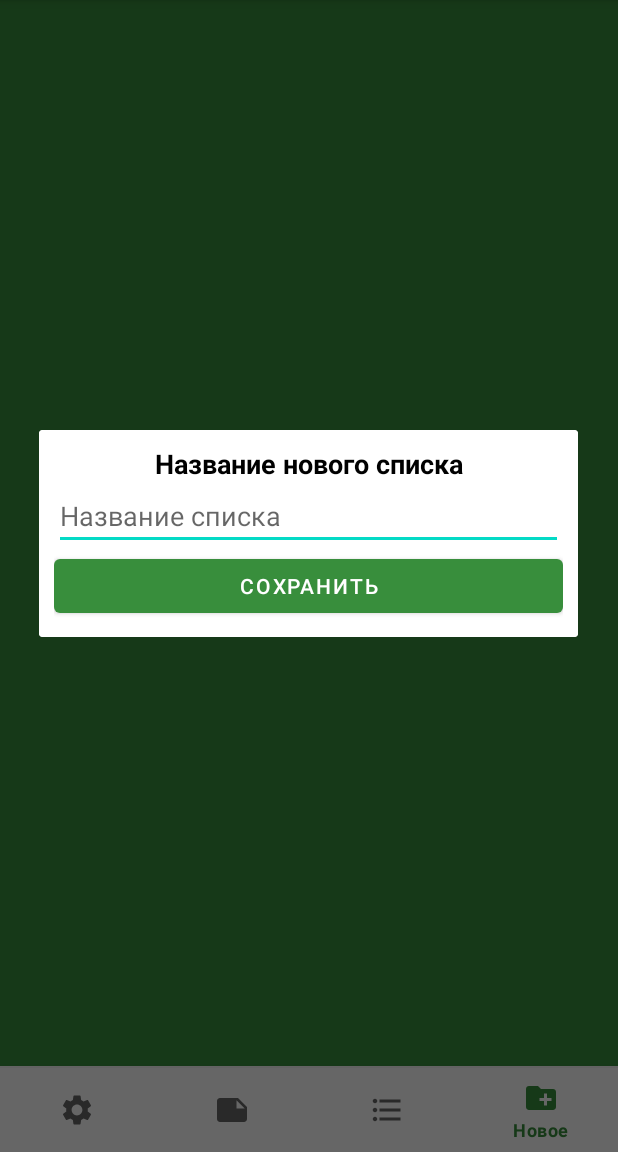
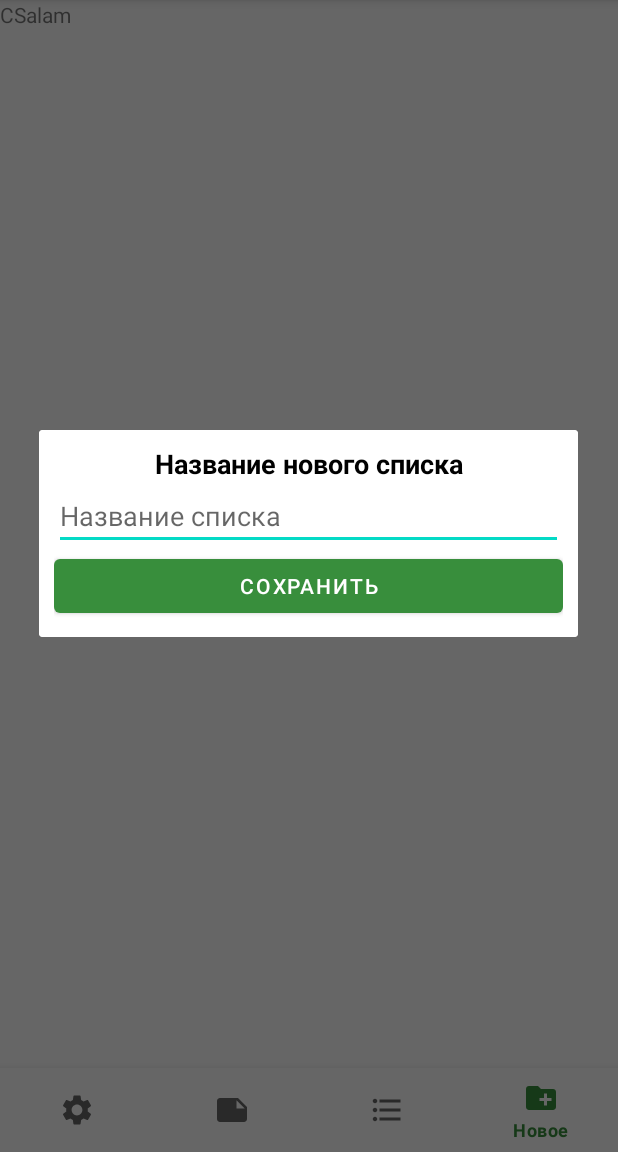
Before and after one commit to StanAtilovich/ShopingList, an Android app: the screen it shows after launch (MainActivity), item 4 of the bottom bar chosen, on a phone screen of 412 x 824 dp, the part 84-1236 px from its top. Run offline under Robolectric (Android 15) with nearby library versions, the phone set to English and light mode, and no system bars; our stand-ins replace Room's generated code.

Commit message:
создал новый фрагмент

```diff
--- a/app/src/main/java/ru/stan/shopinglist/activityes/MainActivity.kt
+++ b/app/src/main/java/ru/stan/shopinglist/activityes/MainActivity.kt
@@ -8,6 +8,7 @@ import ru.stan.shopinglist.databinding.ActivityMainBinding
 import ru.stan.shopinglist.dialogs.NewListDialog
 import ru.stan.shopinglist.fragments.FragmentManager
 import ru.stan.shopinglist.fragments.NoteFragment
+import ru.stan.shopinglist.fragments.ShopListNameFragment
 
 class MainActivity : AppCompatActivity(), NewListDialog.Listener {
     lateinit var binding: ActivityMainBinding
@@ -15,6 +16,7 @@ class MainActivity : AppCompatActivity(), NewListDialog.Listener {
         super.onCreate(savedInstanceState)
         binding = ActivityMainBinding.inflate(layoutInflater)
         setContentView(binding.root)
+        FragmentManager.setFragment(ShopListNameFragment.newInstance(), this)
         setBottomNavigationListener()
     }
 
@@ -30,12 +32,12 @@ class MainActivity : AppCompatActivity(), NewListDialog.Listener {
                 }
 
                 R.id.shop_list -> {
-                    Log.d("MyLog", "shop_list ")
+                    FragmentManager.setFragment(ShopListNameFragment.newInstance(), this)
                 }
 
                 R.id.new_item -> {
-                   // FragmentManager.currentFragment?.onClickNew()
-                    NewListDialog.showDialog(this, this)
+                    FragmentManager.currentFragment?.onClickNew()
+
                 }
             }
             true
--- /dev/null
+++ b/app/src/main/java/ru/stan/shopinglist/fragments/ShopListNameFragment.kt
@@ -0,0 +1,75 @@
+package ru.stan.shopinglist.fragments
+
+import android.app.Activity
+import android.content.Intent
+import android.os.Bundle
+import android.util.Log
+import androidx.fragment.app.Fragment
+import android.view.LayoutInflater
+import android.view.View
+import android.view.ViewGroup
+import androidx.activity.result.ActivityResultLauncher
+import androidx.activity.result.contract.ActivityResultContracts
+import androidx.appcompat.app.AppCompatActivity
+import androidx.fragment.app.activityViewModels
+import androidx.recyclerview.widget.LinearLayoutManager
+import ru.stan.shopinglist.R
+import ru.stan.shopinglist.activityes.MainApp
+import ru.stan.shopinglist.activityes.NewNoteActivity
+import ru.stan.shopinglist.databinding.FragmentNoteBinding
+import ru.stan.shopinglist.databinding.FragmentShopListNameBinding
+import ru.stan.shopinglist.db.MainViewModel
+import ru.stan.shopinglist.db.NoteAdapter
+import ru.stan.shopinglist.dialogs.NewListDialog
+import ru.stan.shopinglist.entities.NoteItem
+
+
+class ShopListNameFragment : BaseFragment() {
+    private lateinit var binding: FragmentShopListNameBinding
+
+
+    private val mainViewModel: MainViewModel by activityViewModels {
+        MainViewModel.MainViewModelFactory((context?.applicationContext as MainApp).dataBase)
+    }
+
+    override fun onCreate(savedInstanceState: Bundle?) {
+        super.onCreate(savedInstanceState)
+    }
+
+    override fun onClickNew() {
+        NewListDialog.showDialog(activity as AppCompatActivity, object : NewListDialog.Listener {
+            override fun onClick(name: String) {
+                Log.d("MyLog", "ShoppingList:$name ")
+            }
+
+        })
+    }
+
+    private fun initRcView() = with(binding) {
+
+    }
+
+    override fun onViewCreated(view: View, savedInstanceState: Bundle?) {
+        super.onViewCreated(view, savedInstanceState)
+        initRcView()
+        observer()
+    }
+
+    private fun observer() {
+        mainViewModel.allNotes.observe(viewLifecycleOwner) {
+        }
+    }
+
+    override fun onCreateView(
+        inflater: LayoutInflater, container: ViewGroup?,
+        savedInstanceState: Bundle?
+    ): View {
+        binding = FragmentShopListNameBinding.inflate(inflater, container, false)
+        return binding.root
+    }
+
+    companion object {
+        @JvmStatic
+        fun newInstance() = ShopListNameFragment()
+    }
+}
--- /dev/null
+++ b/app/src/main/res/layout/fragment_shop_list_name.xml
@@ -0,0 +1,14 @@
+<?xml version="1.0" encoding="utf-8"?>
+<FrameLayout xmlns:android="http://schemas.android.com/apk/res/android"
+    xmlns:tools="http://schemas.android.com/tools"
+    android:layout_width="match_parent"
+    android:layout_height="match_parent"
+    tools:context=".fragments.ShopListNameFragment">
+
+    <!-- TODO: Update blank fragment layout -->
+    <TextView
+        android:layout_width="match_parent"
+        android:layout_height="match_parent"
+        android:text="CSalam" />
+
+</FrameLayout>
```
